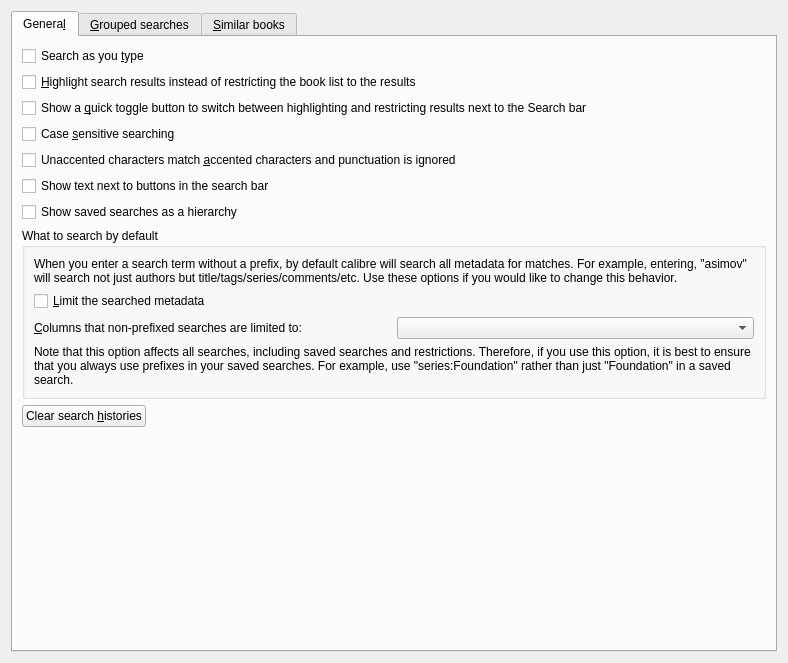
Old version of the form src/calibre/gui2/preferences/search.ui in the repository debian-calibre/calibre.
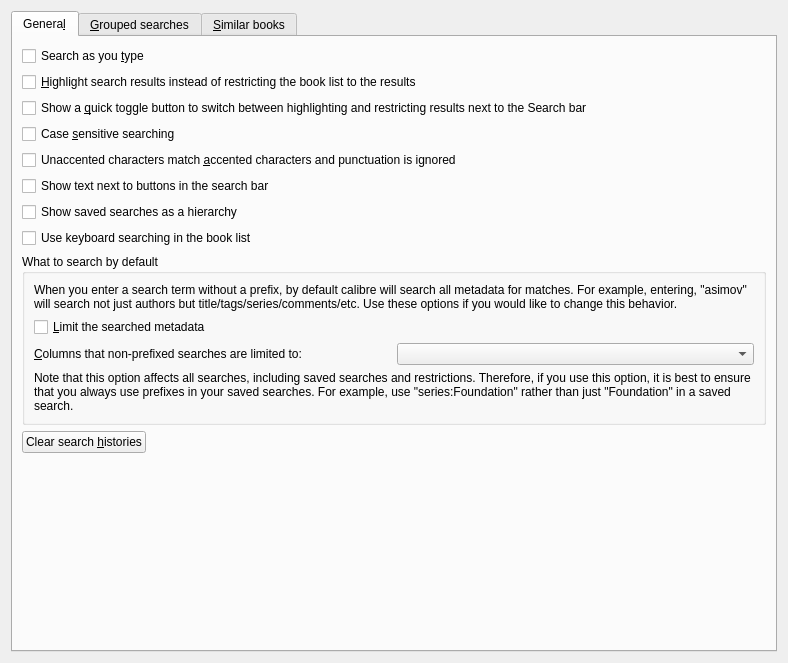
New version of the form. Icons and pictures are not drawn. Custom widgets are drawn as their Qt base class.

What changed in the file:
```diff
--- a/src/calibre/gui2/preferences/search.ui
+++ b/src/calibre/gui2/preferences/search.ui
@@ -160,6 +160,20 @@
          </property>
         </widget>
        </item>
+       <item row="7" column="0">
+        <widget class="QCheckBox" name="opt_allow_keyboard_search_in_library_views">
+         <property name="text">
+          <string>Use keyboard searching in the book list</string>
+         </property>
+         <property name="toolTip">
+          <string>&lt;p&gt;If enabled then pressing a key in the library view
+                  will search for the next cell in the current column where the
+                  value starts with the letter pressed. If there is no such cell
+                  then nothing happens. If the letter is a shortcut then the
+                  shortcut takes precedence.&lt;/p&gt;</string>
+         </property>
+        </widget>
+       </item>
       </layout>
      </widget>
      <widget class="QWidget" name="tab_2">
```
